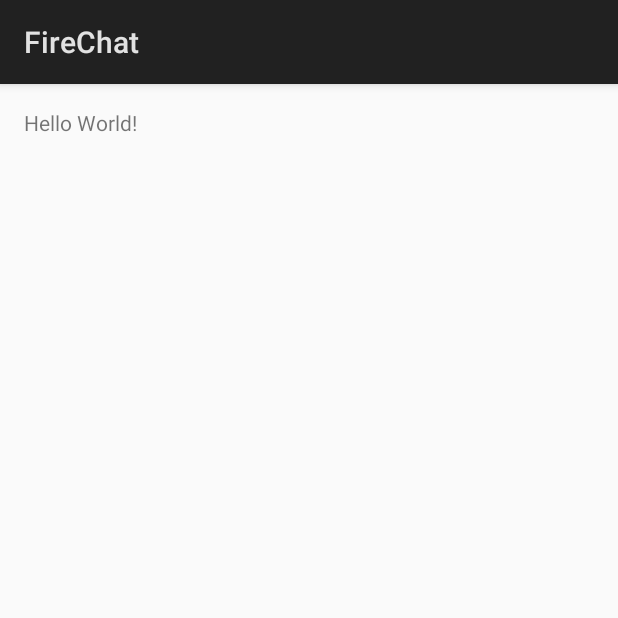
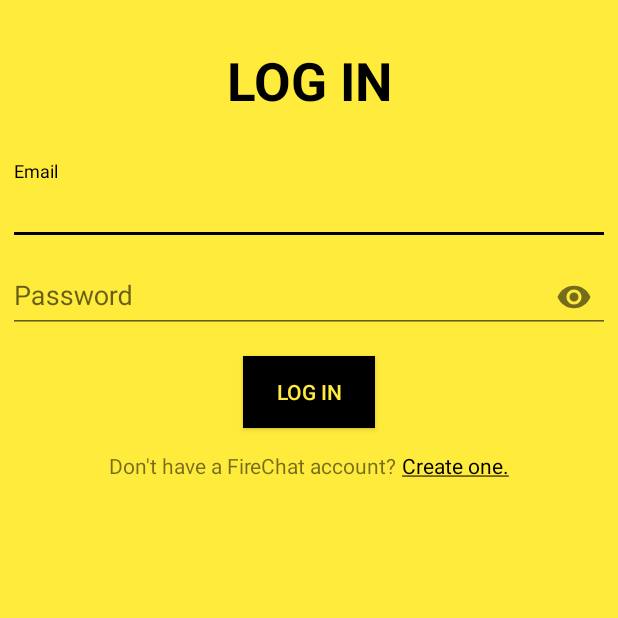
Before and after one commit to thiennm77/FireChat, an Android app: the screen it shows after launch (LoginActivity), on a phone screen of 412 x 824 dp, the top half of it. Run offline under Robolectric (Android 15) with nearby library versions, the phone set to English and light mode, and no system bars.

Commit message:
layout for login screen

```diff
--- a/app/build.gradle
+++ b/app/build.gradle
@@ -24,5 +24,8 @@ dependencies {
     androidTestCompile('com.android.support.test.espresso:espresso-core:2.2.2', {
         exclude group: 'com.android.support', module: 'support-annotations'
     })
+    compile 'com.jakewharton:butterknife:8.4.0'
+    compile 'com.android.support:design:25.1.0'
     testCompile 'junit:junit:4.12'
+    annotationProcessor 'com.jakewharton:butterknife-compiler:8.4.0'
 }
--- a/app/src/main/AndroidManifest.xml
+++ b/app/src/main/AndroidManifest.xml
@@ -8,7 +8,8 @@
         android:label="@string/app_name"
         android:supportsRtl="true"
         android:theme="@style/AppTheme">
-        <activity android:name=".LoginActivity">
+        <activity android:name=".LoginActivity"
+            android:theme="@style/AppYellowTheme">
             <intent-filter>
                 <action android:name="android.intent.action.MAIN" />
 
--- /dev/null
+++ b/app/src/main/res/drawable/selector_black_button.xml
@@ -0,0 +1,9 @@
+<?xml version="1.0" encoding="utf-8"?>
+<selector xmlns:android="http://schemas.android.com/apk/res/android">
+    <item android:state_pressed="false">
+        <color android:color="@android:color/black"/>
+    </item>
+    <item android:state_pressed="true">
+        <color android:color="@color/colorPrimaryDark"/>
+    </item>
+</selector>
--- /dev/null
+++ b/app/src/main/res/drawable/selector_black_link.xml
@@ -0,0 +1,6 @@
+<selector xmlns:android="http://schemas.android.com/apk/res/android">
+    <item android:state_focused="true" android:state_pressed="false" android:color="@android:color/black" />
+    <item android:state_focused="true" android:state_pressed="true" android:color="@color/yellow_800" />
+    <item android:state_focused="false" android:state_pressed="true" android:color="@color/yellow_800" />
+    <item android:color="@android:color/black" />
+</selector>
--- a/app/src/main/res/layout/activity_login.xml
+++ b/app/src/main/res/layout/activity_login.xml
@@ -1,17 +1,77 @@
 <?xml version="1.0" encoding="utf-8"?>
-<RelativeLayout xmlns:android="http://schemas.android.com/apk/res/android"
+<LinearLayout xmlns:android="http://schemas.android.com/apk/res/android"
     xmlns:tools="http://schemas.android.com/tools"
+    xmlns:app="http://schemas.android.com/apk/res-auto"
     android:id="@+id/activity_login"
     android:layout_width="match_parent"
     android:layout_height="match_parent"
-    android:paddingBottom="@dimen/activity_vertical_margin"
-    android:paddingLeft="@dimen/activity_horizontal_margin"
-    android:paddingRight="@dimen/activity_horizontal_margin"
-    android:paddingTop="@dimen/activity_vertical_margin"
+    android:orientation="vertical"
+    android:paddingLeft="5dp"
+    android:paddingRight="5dp"
+    android:background="@color/colorPrimary"
     tools:context="com.thiennm77.firechat.LoginActivity">
 
     <TextView
+        android:layout_width="match_parent"
+        android:layout_height="wrap_content"
+        android:text="@string/log_in"
+        style="@style/TiltleTextView"/>
+
+    <android.support.design.widget.TextInputLayout
+        android:id="@+id/email_wrapper"
+        android:layout_width="match_parent"
+        android:layout_height="wrap_content">
+
+        <android.support.design.widget.TextInputEditText
+            android:id="@+id/email"
+            android:layout_width="match_parent"
+            android:layout_height="wrap_content"
+            android:inputType="textEmailAddress"
+            android:hint="@string/email"/>
+
+    </android.support.design.widget.TextInputLayout>
+
+    <android.support.design.widget.TextInputLayout
+        android:id="@+id/password_wrapper"
+        android:layout_width="match_parent"
+        android:layout_height="wrap_content"
+        app:passwordToggleEnabled="true">
+
+        <android.support.design.widget.TextInputEditText
+            android:id="@+id/password"
+            android:layout_width="match_parent"
+            android:layout_height="wrap_content"
+            android:inputType="textPassword"
+            android:hint="@string/password"/>
+
+    </android.support.design.widget.TextInputLayout>
+
+    <Button
+        android:id="@+id/login"
         android:layout_width="wrap_content"
         android:layout_height="wrap_content"
-        android:text="Hello World!" />
-</RelativeLayout>
+        android:text="@string/log_in"
+        style="@style/BlackButton"/>
+
+    <LinearLayout
+        android:layout_width="match_parent"
+        android:layout_height="wrap_content"
+        android:gravity="center"
+        android:orientation="horizontal">
+
+        <TextView
+            android:layout_width="wrap_content"
+            android:layout_height="wrap_content"
+            android:text="Don't have a FireChat account? "/>
+
+        <TextView
+            android:id="@+id/create_one"
+            android:layout_width="wrap_content"
+            android:layout_height="wrap_content"
+            android:text="@string/create_one"
+            android:textColor="@drawable/selector_black_link"
+            android:clickable="true"/>
+
+    </LinearLayout>
+
+</LinearLayout>
--- a/app/src/main/res/values/colors.xml
+++ b/app/src/main/res/values/colors.xml
@@ -1,6 +1,15 @@
 <?xml version="1.0" encoding="utf-8"?>
 <resources>
-    <color name="colorPrimary">#3F51B5</color>
-    <color name="colorPrimaryDark">#303F9F</color>
-    <color name="colorAccent">#FF4081</color>
+    <color name="colorPrimary">#FFEB3B</color>
+    <color name="colorPrimaryDark">#FBC02D</color>
+    <color name="colorAccent">#FFFF00</color>
+    <color name="dark_grey">#555555</color>
+    <color name="yellow_50">#FFFDE7</color>
+    <color name="yellow_100">#FFF9C4</color>
+    <color name="yellow_200">#FFF59D</color>
+    <color name="yellow_300">#FFF176</color>
+    <color name="yellow_400">#FFEE58</color>
+    <color name="yellow_600">#FDD835</color>
+    <color name="yellow_800">#F9A825</color>
+    <color name="yellow_900">#F57F17</color>
 </resources>
--- a/app/src/main/res/values/strings.xml
+++ b/app/src/main/res/values/strings.xml
@@ -1,3 +1,17 @@
 <resources>
     <string name="app_name">FireChat</string>
+    <string name="log_in">Log in</string>
+    <string name="log_out">Log out</string>
+    <string name="register">Register</string>
+    <string name="create_one"><u>Create one.</u></string>
+    <string name="email">Email</string>
+    <string name="password">Password</string>
+    <string name="password_min">Password (at least 6 characters)</string>
+    <string name="confirm_password">Confirm password</string>
+    <string name="username">Username</string>
+    <string name="username_cond">Username (6-15 characters)</string>
+    <string name="not_email">Not an email address</string>
+    <string name="invalid_username">Invalid username</string>
+    <string name="short_password">Password must be at least 6 characters long</string>
+    <string name="not_match_password">Password does not match the confirm password</string>
 </resources>
--- a/app/src/main/res/values/styles.xml
+++ b/app/src/main/res/values/styles.xml
@@ -5,4 +5,29 @@
         <!-- Customize your theme here. -->
     </style>
 
+    <style name="AppYellowTheme" parent="Theme.AppCompat.Light.NoActionBar">
+        <item name="colorPrimary">@color/colorPrimary</item>
+        <item name="colorPrimaryDark">@color/colorPrimaryDark</item>
+        <item name="colorAccent">@android:color/black</item>
+        <item name="android:statusBarColor">@android:color/black</item>
+    </style>
+
+    <style name="TiltleTextView">
+        <item name="android:gravity">center</item>
+        <item name="android:textStyle">bold</item>
+        <item name="android:textSize">35sp</item>
+        <item name="android:paddingTop">30dp</item>
+        <item name="android:paddingBottom">30dp</item>
+        <item name="android:textAllCaps">true</item>
+        <item name="android:textColor">@android:color/black</item>
+    </style>
+
+    <style name="BlackButton">
+        <item name="android:layout_gravity">center</item>
+        <item name="android:background">@drawable/selector_black_button</item>
+        <item name="android:textColor">@color/colorPrimary</item>
+        <item name="android:layout_marginTop">15dp</item>
+        <item name="android:layout_marginBottom">15dp</item>
+    </style>
+
 </resources>
```
